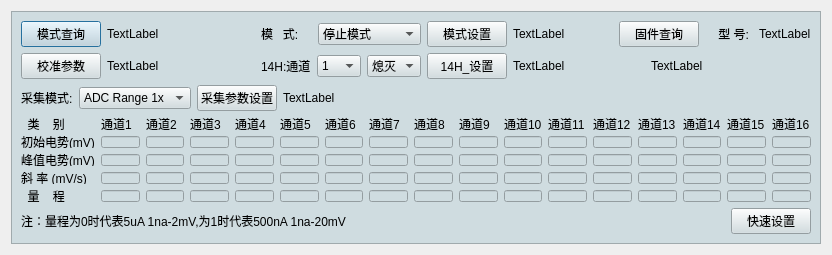
First picture: the form in terminal/TableView/csenddialog.ui, repository shanlizi/QT_GF_Software, before the edit.
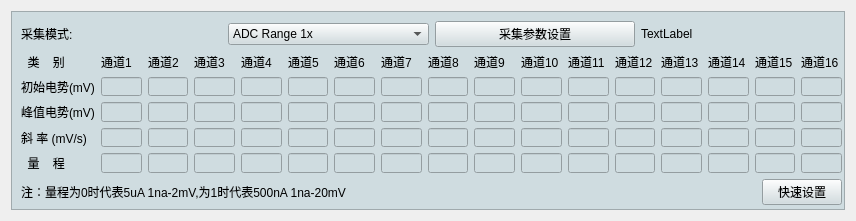
Second picture: the form after the edit.

```diff
--- a/terminal/TableView/csenddialog.ui
+++ b/terminal/TableView/csenddialog.ui
@@ -6,14 +6,14 @@
    <rect>
     <x>0</x>
     <y>0</y>
-    <width>832</width>
-    <height>255</height>
+    <width>856</width>
+    <height>221</height>
    </rect>
   </property>
   <property name="minimumSize">
    <size>
-    <width>832</width>
-    <height>255</height>
+    <width>850</width>
+    <height>220</height>
    </size>
   </property>
   <property name="windowTitle">
@@ -31,88 +31,131 @@
      <property name="frameShadow">
       <enum>QFrame::Raised</enum>
      </property>
-     <layout class="QVBoxLayout" name="verticalLayout_4">
-      <item>
-       <layout class="QHBoxLayout" name="horizontalLayout_9">
-        <item>
-         <layout class="QVBoxLayout" name="verticalLayout_2">
-          <item>
-           <layout class="QHBoxLayout" name="horizontalLayout_2">
-            <item>
-             <widget class="QPushButton" name="pushButton_model">
-              <property name="text">
-               <string>模式查询</string>
-              </property>
-             </widget>
-            </item>
-            <item>
-             <widget class="QLabel" name="label_model">
+     <widget class="QLabel" name="label_Type">
+      <property name="geometry">
+       <rect>
+        <x>685</x>
+        <y>13</y>
+        <width>54</width>
+        <height>16</height>
+       </rect>
+      </property>
               <property name="text">
                <string>TextLabel</string>
               </property>
              </widget>
-            </item>
-            <item>
-             <spacer name="horizontalSpacer_4">
-              <property name="orientation">
-               <enum>Qt::Horizontal</enum>
-              </property>
-              <property name="sizeHint" stdset="0">
+     <widget class="QLabel" name="label_26">
+      <property name="geometry">
+       <rect>
+        <x>598</x>
+        <y>13</y>
+        <width>66</width>
+        <height>16</height>
+       </rect>
+      </property>
+      <property name="maximumSize">
                <size>
-                <width>40</width>
-                <height>20</height>
-               </size>
-              </property>
-             </spacer>
-            </item>
-           </layout>
-          </item>
-          <item>
-           <layout class="QHBoxLayout" name="horizontalLayout_5">
-            <item>
-             <widget class="QPushButton" name="pushButton_adjust_15H">
+        <width>200</width>
+        <height>16777215</height>
+       </size>
+      </property>
               <property name="text">
-               <string>校准参数</string>
-              </property>
-             </widget>
-            </item>
-            <item>
-             <widget class="QLabel" name="label_32H_15H">
+       <string>    型 号: </string>
+      </property>
+     </widget>
+     <widget class="QPushButton" name="pushButton_version">
+      <property name="geometry">
+       <rect>
+        <x>512</x>
+        <y>13</y>
+        <width>75</width>
+        <height>23</height>
+       </rect>
+      </property>
               <property name="text">
-               <string>TextLabel</string>
-              </property>
-             </widget>
-            </item>
-            <item>
-             <spacer name="horizontalSpacer_5">
-              <property name="orientation">
-               <enum>Qt::Horizontal</enum>
-              </property>
-              <property name="sizeHint" stdset="0">
-               <size>
-                <width>40</width>
-                <height>20</height>
-               </size>
-              </property>
-             </spacer>
-            </item>
-           </layout>
-          </item>
-         </layout>
-        </item>
-        <item>
-         <layout class="QVBoxLayout" name="verticalLayout_3">
-          <item>
-           <layout class="QHBoxLayout" name="horizontalLayout_3">
-            <item>
+       <string>固件查询</string>
+      </property>
+     </widget>
+     <widget class="QLabel" name="label_32H_12H">
+      <property name="geometry">
+       <rect>
+        <x>448</x>
+        <y>13</y>
+        <width>54</width>
+        <height>16</height>
+       </rect>
+      </property>
+      <property name="text">
+       <string>TextLabel</string>
+      </property>
+     </widget>
              <widget class="QLabel" name="label">
+      <property name="geometry">
+       <rect>
+        <x>204</x>
+        <y>13</y>
+        <width>48</width>
+        <height>16</height>
+       </rect>
+      </property>
               <property name="text">
                <string>模   式:</string>
               </property>
              </widget>
-            </item>
-            <item>
+     <widget class="QPushButton" name="pushButton_setmodel">
+      <property name="geometry">
+       <rect>
+        <x>367</x>
+        <y>13</y>
+        <width>75</width>
+        <height>23</height>
+       </rect>
+      </property>
+      <property name="text">
+       <string>模式设置</string>
+      </property>
+     </widget>
+     <widget class="QLabel" name="label_model">
+      <property name="geometry">
+       <rect>
+        <x>94</x>
+        <y>13</y>
+        <width>54</width>
+        <height>16</height>
+       </rect>
+      </property>
+      <property name="text">
+       <string>TextLabel</string>
+      </property>
+     </widget>
+     <widget class="QPushButton" name="pushButton_model">
+      <property name="enabled">
+       <bool>true</bool>
+      </property>
+      <property name="geometry">
+       <rect>
+        <x>13</x>
+        <y>13</y>
+        <width>75</width>
+        <height>23</height>
+       </rect>
+      </property>
+      <property name="text">
+       <string>模式查询</string>
+      </property>
+      <property name="default">
+       <bool>false</bool>
+      </property>
+     </widget>
              <widget class="QComboBox" name="comboBox_model">
+      <property name="geometry">
+       <rect>
+        <x>258</x>
+        <y>14</y>
+        <width>103</width>
+        <height>20</height>
+       </rect>
+      </property>
               <property name="minimumSize">
                <size>
                 <width>103</width>
@@ -140,34 +183,99 @@
                </property>
               </item>
              </widget>
-            </item>
-            <item>
-             <widget class="QPushButton" name="pushButton_setmodel">
+     <widget class="QLabel" name="label_version">
+      <property name="geometry">
+       <rect>
+        <x>604</x>
+        <y>44</y>
+        <width>160</width>
+        <height>16</height>
+       </rect>
+      </property>
+      <property name="minimumSize">
+       <size>
+        <width>160</width>
+        <height>0</height>
+       </size>
+      </property>
               <property name="text">
-               <string>模式设置</string>
-              </property>
-             </widget>
-            </item>
-            <item>
-             <widget class="QLabel" name="label_32H_12H">
+       <string>TextLabel</string>
+      </property>
+     </widget>
+     <widget class="QLabel" name="label_32H_14H">
+      <property name="geometry">
+       <rect>
+        <x>442</x>
+        <y>44</y>
+        <width>54</width>
+        <height>16</height>
+       </rect>
+      </property>
               <property name="text">
                <string>TextLabel</string>
               </property>
              </widget>
-            </item>
-           </layout>
-          </item>
-          <item>
-           <layout class="QHBoxLayout" name="horizontalLayout_4">
-            <item>
+     <widget class="QPushButton" name="pushButton_14H_set">
+      <property name="geometry">
+       <rect>
+        <x>361</x>
+        <y>44</y>
+        <width>75</width>
+        <height>23</height>
+       </rect>
+      </property>
+      <property name="text">
+       <string>14H_设置</string>
+      </property>
+     </widget>
              <widget class="QLabel" name="label_2">
+      <property name="geometry">
+       <rect>
+        <x>204</x>
+        <y>44</y>
+        <width>48</width>
+        <height>16</height>
+       </rect>
+      </property>
               <property name="text">
                <string>14H:通道</string>
               </property>
              </widget>
-            </item>
-            <item>
+     <widget class="QLabel" name="label_32H_15H">
+      <property name="geometry">
+       <rect>
+        <x>94</x>
+        <y>44</y>
+        <width>54</width>
+        <height>16</height>
+       </rect>
+      </property>
+      <property name="text">
+       <string>TextLabel</string>
+      </property>
+     </widget>
+     <widget class="QPushButton" name="pushButton_adjust_15H">
+      <property name="geometry">
+       <rect>
+        <x>13</x>
+        <y>44</y>
+        <width>75</width>
+        <height>23</height>
+       </rect>
+      </property>
+      <property name="text">
+       <string>校准参数</string>
+      </property>
+     </widget>
              <widget class="QComboBox" name="comboBox_14H_channel">
+      <property name="geometry">
+       <rect>
+        <x>258</x>
+        <y>45</y>
+        <width>40</width>
+        <height>20</height>
+       </rect>
+      </property>
               <property name="minimumSize">
                <size>
                 <width>40</width>
@@ -255,9 +363,15 @@
                </property>
               </item>
              </widget>
-            </item>
-            <item>
              <widget class="QComboBox" name="comboBox_14H_LED">
+      <property name="geometry">
+       <rect>
+        <x>304</x>
+        <y>45</y>
+        <width>51</width>
+        <height>20</height>
+       </rect>
+      </property>
               <property name="minimumSize">
                <size>
                 <width>51</width>
@@ -275,119 +389,17 @@
                </property>
               </item>
              </widget>
-            </item>
-            <item>
-             <widget class="QPushButton" name="pushButton_14H_set">
-              <property name="text">
-               <string>14H_设置</string>
-              </property>
-             </widget>
-            </item>
-            <item>
-             <widget class="QLabel" name="label_32H_14H">
-              <property name="text">
-               <string>TextLabel</string>
-              </property>
-             </widget>
-            </item>
-           </layout>
-          </item>
-         </layout>
-        </item>
-        <item>
+     <widget class="QWidget" name="">
+      <property name="geometry">
+       <rect>
+        <x>10</x>
+        <y>10</y>
+        <width>821</width>
+        <height>184</height>
+       </rect>
+      </property>
          <layout class="QVBoxLayout" name="verticalLayout">
           <item>
-           <layout class="QHBoxLayout" name="horizontalLayout_6">
-            <item>
-             <spacer name="horizontalSpacer_7">
-              <property name="orientation">
-               <enum>Qt::Horizontal</enum>
-              </property>
-              <property name="sizeHint" stdset="0">
-               <size>
-                <width>40</width>
-                <height>20</height>
-               </size>
-              </property>
-             </spacer>
-            </item>
-            <item>
-             <widget class="QPushButton" name="pushButton_version">
-              <property name="text">
-               <string>固件查询</string>
-              </property>
-             </widget>
-            </item>
-            <item>
-             <widget class="QLabel" name="label_26">
-              <property name="maximumSize">
-               <size>
-                <width>200</width>
-                <height>16777215</height>
-               </size>
-              </property>
-              <property name="text">
-               <string>    型 号: </string>
-              </property>
-             </widget>
-            </item>
-            <item>
-             <widget class="QLabel" name="label_Type">
-              <property name="text">
-               <string>TextLabel</string>
-              </property>
-             </widget>
-            </item>
-           </layout>
-          </item>
-          <item>
-           <layout class="QHBoxLayout" name="horizontalLayout_7">
-            <item>
-             <spacer name="horizontalSpacer_3">
-              <property name="orientation">
-               <enum>Qt::Horizontal</enum>
-              </property>
-              <property name="sizeHint" stdset="0">
-               <size>
-                <width>40</width>
-                <height>20</height>
-               </size>
-              </property>
-             </spacer>
-            </item>
-            <item>
-             <spacer name="horizontalSpacer_6">
-              <property name="orientation">
-               <enum>Qt::Horizontal</enum>
-              </property>
-              <property name="sizeHint" stdset="0">
-               <size>
-                <width>40</width>
-                <height>20</height>
-               </size>
-              </property>
-             </spacer>
-            </item>
-            <item>
-             <widget class="QLabel" name="label_version">
-              <property name="minimumSize">
-               <size>
-                <width>160</width>
-                <height>0</height>
-               </size>
-              </property>
-              <property name="text">
-               <string>TextLabel</string>
-              </property>
-             </widget>
-            </item>
-           </layout>
-          </item>
-         </layout>
-        </item>
-       </layout>
-      </item>
-      <item>
        <layout class="QHBoxLayout" name="horizontalLayout_10">
         <item>
          <layout class="QHBoxLayout" name="horizontalLayout">
@@ -431,19 +443,6 @@
           </item>
          </layout>
         </item>
-        <item>
-         <spacer name="horizontalSpacer">
-          <property name="orientation">
-           <enum>Qt::Horizontal</enum>
-          </property>
-          <property name="sizeHint" stdset="0">
-           <size>
-            <width>458</width>
-            <height>22</height>
-           </size>
-          </property>
-         </spacer>
-        </item>
        </layout>
       </item>
       <item>
@@ -1083,6 +1082,7 @@
        </layout>
       </item>
      </layout>
+     </widget>
     </widget>
    </item>
   </layout>
```
Lines whose indentation alone changed are shown as unchanged.
